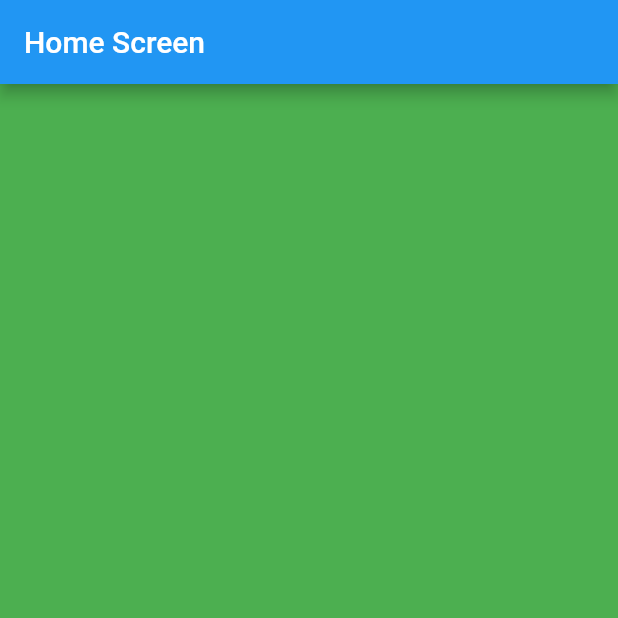
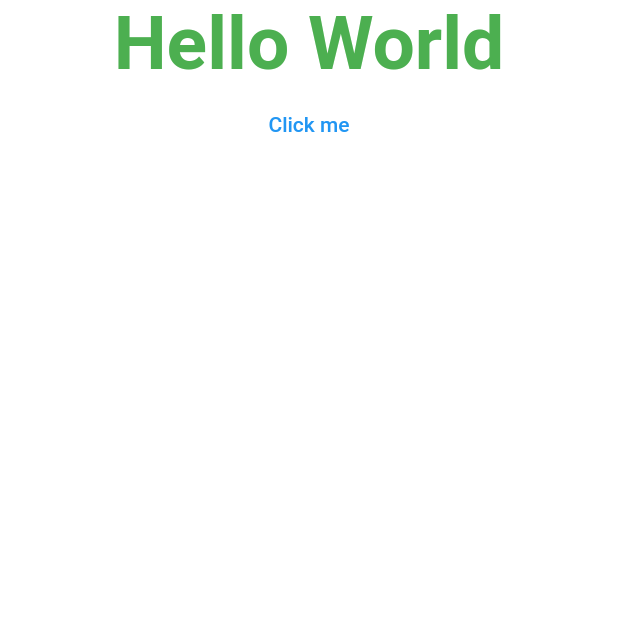
Before and after one commit to sudeepsudhevan/sample_program, a Flutter app: the screen it shows after launch, on a phone screen of 412 x 824 dp, the top half of it. Run offline on Flutter 3.47's test engine with Material 2 defaults, Android fonts, the phone set to English and light mode, and no system bars.

Commit message:
column and container amd also button

```diff
--- a/lib/main.dart
+++ b/lib/main.dart
@@ -20,14 +20,30 @@ class MyApp extends StatelessWidget {
 }
 
 class HomeScreen extends StatelessWidget {
-  const HomeScreen({super.key});
-
+  HomeScreen({super.key});
+  String name = 'Hello World';
   @override
   Widget build(BuildContext context) {
     return Scaffold(
-      backgroundColor: Colors.green,
-      appBar: AppBar(
-        title: Text('Home Screen'),
+      backgroundColor: Colors.white,
+      //appBar: AppBar(),
+      body: SafeArea(
+        child: Container(
+          width: double.infinity,
+          height: double.infinity,
+          child: Column(children: [
+            Text(
+              name,
+              textAlign: TextAlign.center,
+              style: const TextStyle(
+                fontSize: 50,
+                fontWeight: FontWeight.bold,
+                color: Colors.green,
+              ),
+            ),
+            TextButton(onPressed: () {}, child: Text('Click me'))
+          ]),
+        ),
       ),
     );
   }
```
